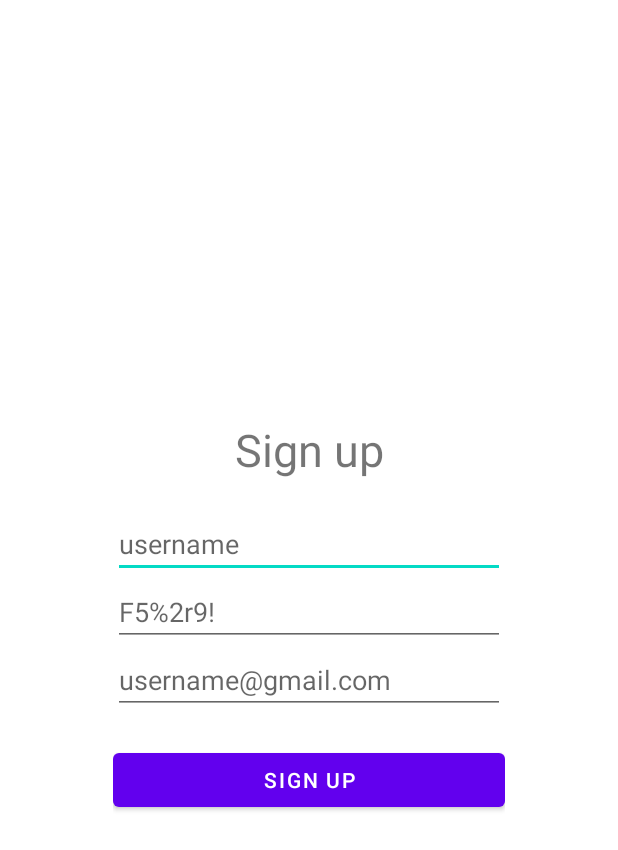
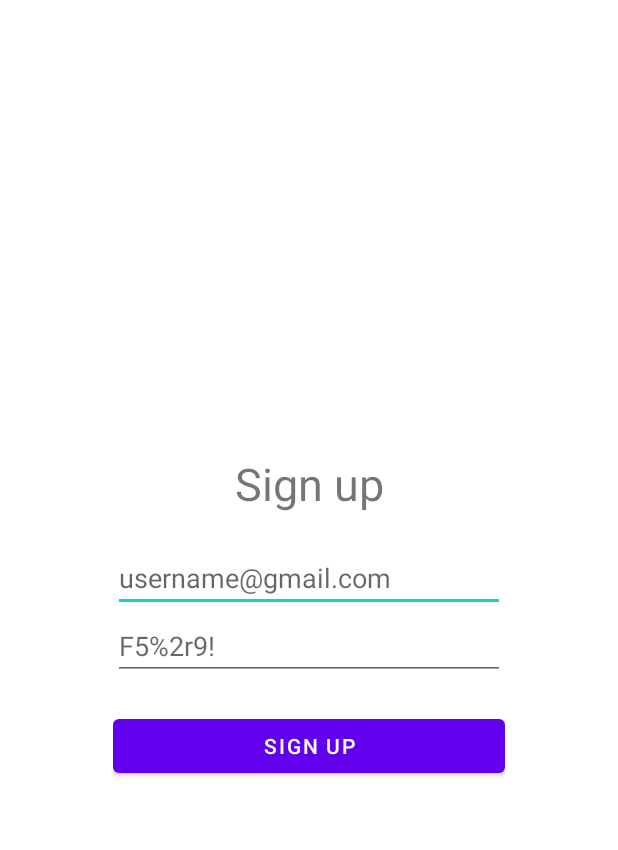
Before and after one commit to jamesonwilliams/kosmos, an Android app: the SignUpActivity screen opened directly, with no data from a screen before it, after a tap on "SIGN UP", on a phone screen of 412 x 824 dp. Shown: the top 850 px of the screen. Run offline under Robolectric (Android 15) with nearby library versions, the phone set to English and light mode, and no system bars; 2 statements that could not run were skipped.

Commit message:
Use email for both username and email attr

```diff
--- a/demo-app/src/main/java/org/nosemaj/kosmos/demo/SignUpActivity.kt
+++ b/demo-app/src/main/java/org/nosemaj/kosmos/demo/SignUpActivity.kt
@@ -25,15 +25,14 @@ class SignUpActivity : AppCompatActivity() {
 
     private fun submitSignIn() {
         lifecycleScope.launch {
-            val username = view.username.text.toString()
+            val email = view.email.text.toString()
             val password = view.password.text.toString()
-            val attributes = mapOf("email" to view.email.text.toString())
             val registration = withContext(Dispatchers.IO) {
-                auth.registerUser(username, password, attributes)
+                auth.registerUser(email, password, mapOf("email" to email))
             }
             when (registration) {
-                is ConfirmedRegistration -> goToSignIn(this@SignUpActivity, username)
-                is UnconfirmedRegistration -> goToConfirmSignUp(this@SignUpActivity, username)
+                is ConfirmedRegistration -> goToSignIn(this@SignUpActivity, email)
+                is UnconfirmedRegistration -> goToConfirmSignUp(this@SignUpActivity, email)
             }
         }
     }
--- a/demo-app/src/main/res/layout/activity_sign_up.xml
+++ b/demo-app/src/main/res/layout/activity_sign_up.xml
@@ -19,11 +19,11 @@
         android:layout_height="wrap_content" />
 
     <EditText
-        android:id="@+id/username"
+        android:id="@+id/email"
         android:layout_width="match_parent"
         android:layout_height="wrap_content"
-        android:hint="@string/username_hint_text"
-        android:inputType="textNoSuggestions"
+        android:hint="@string/email_hint_text"
+        android:inputType="textEmailAddress"
         android:autofillHints="@string/email_hint_text" />
 
     <EditText
@@ -34,14 +34,6 @@
         android:inputType="textPassword"
         android:autofillHints="@string/password_hint_text" />
 
-    <EditText
-        android:id="@+id/email"
-        android:layout_width="match_parent"
-        android:layout_height="wrap_content"
-        android:hint="@string/email_hint_text"
-        android:inputType="textEmailAddress"
-        android:autofillHints="@string/email_hint_text" />
-
     <Button
         android:id="@+id/submit_button"
         android:layout_marginTop="20dp"
```
